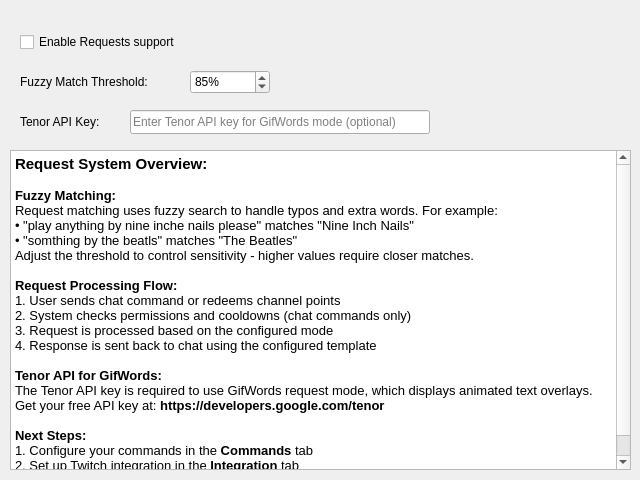
Before: the Qt Designer form nowplaying/resources/requests_settings_ui.ui in whatsnowplaying/whats-now-playing, drawn with Qt 5.
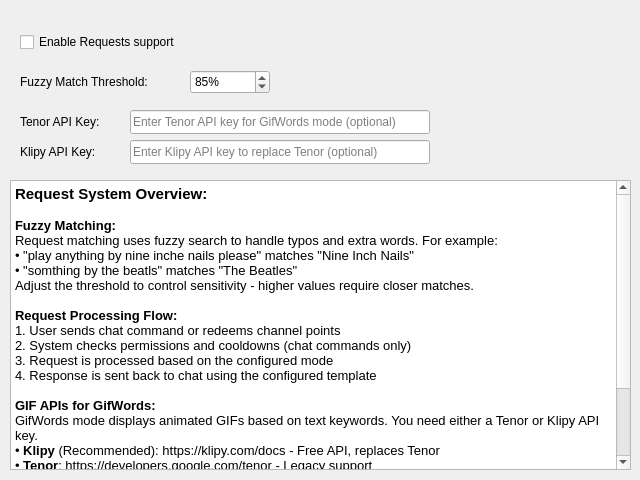
After: the same form once the commit is applied.

Commit message: Support Klipy in place of Tenor (#1410)

```diff
--- a/nowplaying/resources/requests_settings_ui.ui
+++ b/nowplaying/resources/requests_settings_ui.ui
@@ -93,13 +93,42 @@
     <string>API key from Google Tenor (https://developers.google.com/tenor). Required for GifWords request mode.</string>
    </property>
   </widget>
+  <widget class="QLabel" name="klipy_key_label">
+   <property name="geometry">
+    <rect>
+     <x>20</x>
+     <y>140</y>
+     <width>100</width>
+     <height>24</height>
+    </rect>
+   </property>
+   <property name="text">
+    <string>Klipy API Key:</string>
+   </property>
+  </widget>
+  <widget class="QLineEdit" name="klipy_key_lineedit">
+   <property name="geometry">
+    <rect>
+     <x>130</x>
+     <y>140</y>
+     <width>300</width>
+     <height>24</height>
+    </rect>
+   </property>
+   <property name="placeholderText">
+    <string>Enter Klipy API key to replace Tenor (optional)</string>
+   </property>
+   <property name="toolTip">
+    <string>API key from Klipy (https://klipy.com/docs). If provided, Klipy will be used instead of Tenor.</string>
+   </property>
+  </widget>
   <widget class="QTextBrowser" name="settings_infobox">
    <property name="geometry">
     <rect>
      <x>10</x>
-     <y>150</y>
+     <y>180</y>
      <width>621</width>
-     <height>320</height>
+     <height>290</height>
     </rect>
    </property>
    <property name="html">
@@ -124,9 +153,11 @@
 &lt;p style=&quot; margin-top:0px; margin-bottom:0px; margin-left:0px; margin-right:0px; -qt-block-indent:0; text-indent:0px;&quot;&gt;&lt;span style=&quot; font-family:'Sans'; font-size:10pt;&quot;&gt;3. Request is processed based on the configured mode&lt;/span&gt;&lt;/p&gt;
 &lt;p style=&quot; margin-top:0px; margin-bottom:0px; margin-left:0px; margin-right:0px; -qt-block-indent:0; text-indent:0px;&quot;&gt;&lt;span style=&quot; font-family:'Sans'; font-size:10pt;&quot;&gt;4. Response is sent back to chat using the configured template&lt;/span&gt;&lt;/p&gt;
 &lt;p style=&quot;-qt-paragraph-type:empty; margin-top:0px; margin-bottom:0px; margin-left:0px; margin-right:0px; -qt-block-indent:0; text-indent:0px; font-family:'Sans'; font-size:10pt;&quot;&gt;&lt;br /&gt;&lt;/p&gt;
-&lt;p style=&quot; margin-top:0px; margin-bottom:0px; margin-left:0px; margin-right:0px; -qt-block-indent:0; text-indent:0px;&quot;&gt;&lt;span style=&quot; font-family:'Sans'; font-size:10pt; font-weight:600;&quot;&gt;Tenor API for GifWords:&lt;/span&gt;&lt;/p&gt;
-&lt;p style=&quot; margin-top:0px; margin-bottom:0px; margin-left:0px; margin-right:0px; -qt-block-indent:0; text-indent:0px;&quot;&gt;&lt;span style=&quot; font-family:'Sans'; font-size:10pt;&quot;&gt;The Tenor API key is required to use GifWords request mode, which displays animated text overlays.&lt;/span&gt;&lt;/p&gt;
-&lt;p style=&quot; margin-top:0px; margin-bottom:0px; margin-left:0px; margin-right:0px; -qt-block-indent:0; text-indent:0px;&quot;&gt;&lt;span style=&quot; font-family:'Sans'; font-size:10pt;&quot;&gt;Get your free API key at: &lt;/span&gt;&lt;span style=&quot; font-family:'Sans'; font-size:10pt; font-weight:600;&quot;&gt;https://developers.google.com/tenor&lt;/span&gt;&lt;/p&gt;
+&lt;p style=&quot; margin-top:0px; margin-bottom:0px; margin-left:0px; margin-right:0px; -qt-block-indent:0; text-indent:0px;&quot;&gt;&lt;span style=&quot; font-family:'Sans'; font-size:10pt; font-weight:600;&quot;&gt;GIF APIs for GifWords:&lt;/span&gt;&lt;/p&gt;
+&lt;p style=&quot; margin-top:0px; margin-bottom:0px; margin-left:0px; margin-right:0px; -qt-block-indent:0; text-indent:0px;&quot;&gt;&lt;span style=&quot; font-family:'Sans'; font-size:10pt;&quot;&gt;GifWords mode displays animated GIFs based on text keywords. You need either a Tenor or Klipy API key.&lt;/span&gt;&lt;/p&gt;
+&lt;p style=&quot; margin-top:0px; margin-bottom:0px; margin-left:0px; margin-right:0px; -qt-block-indent:0; text-indent:0px;&quot;&gt;&lt;span style=&quot; font-family:'Sans'; font-size:10pt;&quot;&gt;• &lt;/span&gt;&lt;span style=&quot; font-family:'Sans'; font-size:10pt; font-weight:600;&quot;&gt;Klipy&lt;/span&gt;&lt;span style=&quot; font-family:'Sans'; font-size:10pt;&quot;&gt; (Recommended): https://klipy.com/docs - Free API, replaces Tenor&lt;/span&gt;&lt;/p&gt;
+&lt;p style=&quot; margin-top:0px; margin-bottom:0px; margin-left:0px; margin-right:0px; -qt-block-indent:0; text-indent:0px;&quot;&gt;&lt;span style=&quot; font-family:'Sans'; font-size:10pt;&quot;&gt;• &lt;/span&gt;&lt;span style=&quot; font-family:'Sans'; font-size:10pt; font-weight:600;&quot;&gt;Tenor&lt;/span&gt;&lt;span style=&quot; font-family:'Sans'; font-size:10pt;&quot;&gt;: https://developers.google.com/tenor - Legacy support&lt;/span&gt;&lt;/p&gt;
+&lt;p style=&quot; margin-top:0px; margin-bottom:0px; margin-left:0px; margin-right:0px; -qt-block-indent:0; text-indent:0px;&quot;&gt;&lt;span style=&quot; font-family:'Sans'; font-size:10pt;&quot;&gt;If both keys are provided, Klipy will be used.&lt;/span&gt;&lt;/p&gt;
 &lt;p style=&quot;-qt-paragraph-type:empty; margin-top:0px; margin-bottom:0px; margin-left:0px; margin-right:0px; -qt-block-indent:0; text-indent:0px; font-family:'Sans'; font-size:10pt;&quot;&gt;&lt;br /&gt;&lt;/p&gt;
 &lt;p style=&quot; margin-top:0px; margin-bottom:0px; margin-left:0px; margin-right:0px; -qt-block-indent:0; text-indent:0px;&quot;&gt;&lt;span style=&quot; font-family:'Sans'; font-size:10pt; font-weight:600;&quot;&gt;Next Steps:&lt;/span&gt;&lt;/p&gt;
 &lt;p style=&quot; margin-top:0px; margin-bottom:0px; margin-left:0px; margin-right:0px; -qt-block-indent:0; text-indent:0px;&quot;&gt;&lt;span style=&quot; font-family:'Sans'; font-size:10pt;&quot;&gt;1. Configure your commands in the &lt;/span&gt;&lt;span style=&quot; font-family:'Sans'; font-size:10pt; font-weight:600;&quot;&gt;Commands&lt;/span&gt;&lt;span style=&quot; font-family:'Sans'; font-size:10pt;&quot;&gt; tab&lt;/span&gt;&lt;/p&gt;
```
The commit also changes 2 other files.
